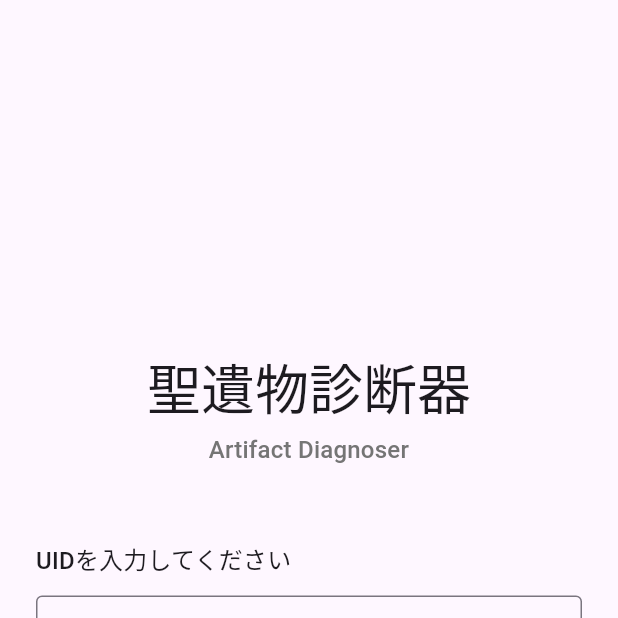
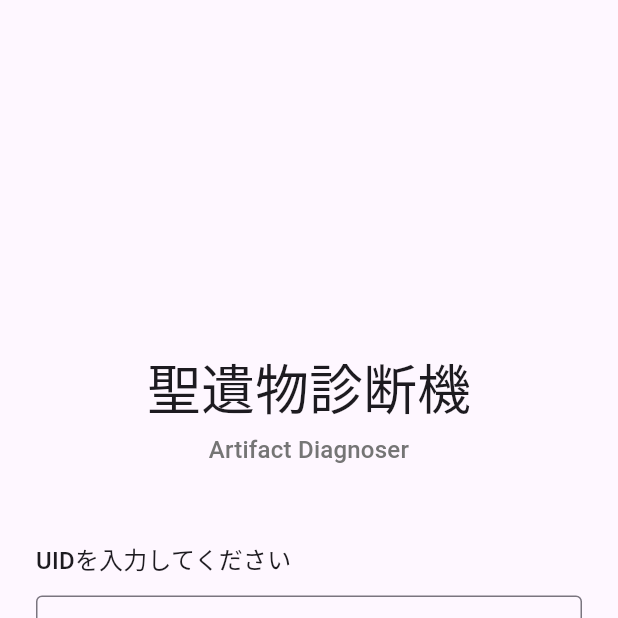
Before and after one commit to phitter-git/artifact-diagnoser, a Flutter app: the screen it shows after launch, on a phone screen of 412 x 824 dp, the top half of it. Run offline on Flutter 3.47's test engine with Material 3 defaults, Android fonts, the phone set to English and light mode, and no system bars; Roboto replaces fonts that are missing (GISDK); project files that could hold a hidden picture were left out.

```diff
--- a/lib/main.dart
+++ b/lib/main.dart
@@ -15,7 +15,7 @@ class MainApp extends StatelessWidget {
   Widget build(BuildContext context) {
     return MaterialApp(
       debugShowCheckedModeBanner: false,
-      title: '聖遺物診断器',
+      title: '聖遺物診断機',
       theme: ThemeData(
         useMaterial3: true,
         fontFamily: 'GISDK',
--- a/lib/src/screens/home_screen/lib/home_screen.dart
+++ b/lib/src/screens/home_screen/lib/home_screen.dart
@@ -101,7 +101,7 @@ class _HomeScreenState extends State<HomeScreen> {
               children: [
                 // タイトル
                 Text(
-                  '聖遺物診断器',
+                  '聖遺物診断機',
                   style: Theme.of(context).textTheme.displaySmall,
                   textAlign: TextAlign.center,
                 ),
```
Also changed, not shown: assets/artifacts/favicon.webp (added), docs/assets/fonts/MaterialIcons-Regular.otf, docs/favicon.png (deleted), docs/favicon.webp (added), 10 other files.
